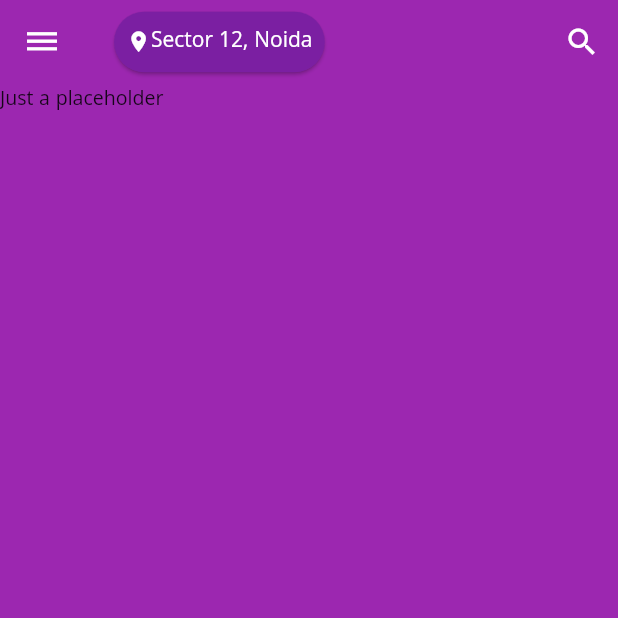
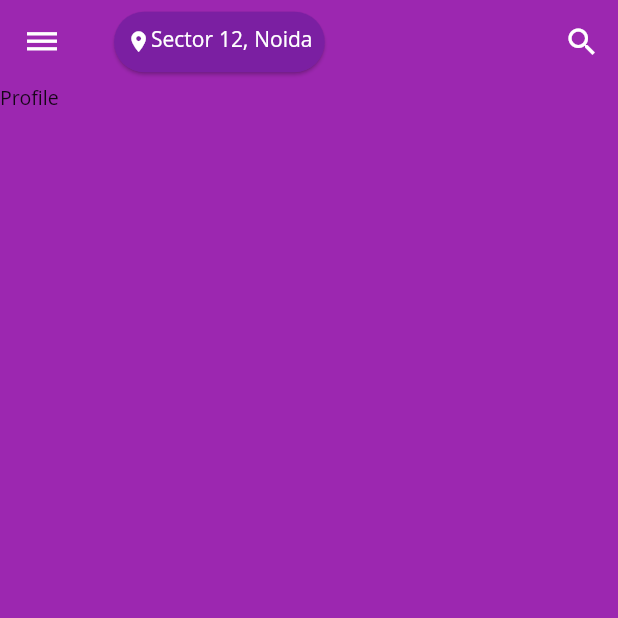
Before and after one commit to cagladogancay/flutter_food_delivery_ui, a Flutter app: the screen it shows after launch, tab 2 chosen, on a phone screen of 412 x 824 dp, the top half of it. Run offline on Flutter 3.47's test engine with Material 2 defaults, Android fonts, the phone set to English and light mode, and no system bars.

Commit message:
Project is revised and updated.

```diff
--- a/lib/core/init/constants/string_constants.dart
+++ b/lib/core/init/constants/string_constants.dart
@@ -1,4 +1,11 @@
 class StringConstants {
-  // TODO: ALL STATIC TEXT Write here.
   final foodHomeTitleText = "Sector 12, Noida";
+  final bottomNavItem1 = "Home";
+  final bottomNavItem2 = "Profile";
+  final subListText1 = "Delivery Time";
+  final subListText2 = '30-40 min';
+  final subListText3 = "Rating";
+  final ratingExpandedText1 = '4.3';
+  final ratingExpandedText2 = '(500+)';
+  final priceSign = '₹₹';
 }
--- a/lib/core/init/themes/theme.dart
+++ b/lib/core/init/themes/theme.dart
@@ -68,55 +68,55 @@ final ThemeData myTheme = ThemeData(
     ),
   ),
   textTheme: TextTheme(
-    headline1: TextStyle(
+    title: TextStyle(
       color: Color(0x8a000000),
       fontSize: 50,
       fontWeight: FontWeight.w400,
       fontStyle: FontStyle.normal,
     ),
-    headline2: TextStyle(
+    headline: TextStyle(
       color: Color(0x8a000000),
       fontSize: 40,
       fontWeight: FontWeight.w400,
       fontStyle: FontStyle.normal,
     ),
-    headline3: TextStyle(
+    display1: TextStyle(
       color: Color(0x8a000000),
       fontSize: 30,
       fontWeight: FontWeight.w400,
       fontStyle: FontStyle.normal,
     ),
-    headline4: TextStyle(
+    display2: TextStyle(
       color: Color(0x8a000000),
       fontSize: 20,
       fontWeight: FontWeight.w400,
       fontStyle: FontStyle.normal,
     ),
-    headline5: TextStyle(
+    display3: TextStyle(
       color: Color(0xdd000000),
       fontSize: 15,
       fontWeight: FontWeight.w400,
       fontStyle: FontStyle.normal,
     ),
-    headline6: TextStyle(
+    display4: TextStyle(
       color: Color(0xdd000000),
       fontSize: 12,
       fontWeight: FontWeight.w400,
       fontStyle: FontStyle.normal,
     ),
-    subtitle1: TextStyle(
+    subhead: TextStyle(
       color: Color(0xdd000000),
       fontSize: null,
       fontWeight: FontWeight.w400,
       fontStyle: FontStyle.normal,
     ),
-    bodyText1: TextStyle(
+    body1: TextStyle(
       color: Color(0xdd000000),
       fontSize: null,
       fontWeight: FontWeight.w400,
       fontStyle: FontStyle.normal,
     ),
-    bodyText2: TextStyle(
+    body2: TextStyle(
       color: Color(0xdd000000),
       fontSize: null,
       fontWeight: FontWeight.w400,
@@ -134,7 +134,7 @@ final ThemeData myTheme = ThemeData(
       fontWeight: FontWeight.w400,
       fontStyle: FontStyle.normal,
     ),
-    subtitle2: TextStyle(
+    subtitle: TextStyle(
       color: Color(0xff000000),
       fontSize: null,
       fontWeight: FontWeight.w400,
@@ -148,55 +148,55 @@ final ThemeData myTheme = ThemeData(
     ),
   ),
   primaryTextTheme: TextTheme(
-    headline1: TextStyle(
+    title: TextStyle(
       color: Color(0xb3ffffff),
       fontSize: 50,
       fontWeight: FontWeight.w400,
       fontStyle: FontStyle.normal,
     ),
-    headline2: TextStyle(
+    headline: TextStyle(
       color: Color(0xb3ffffff),
       fontSize: 40,
       fontWeight: FontWeight.w400,
       fontStyle: FontStyle.normal,
     ),
-    headline3: TextStyle(
+    display1: TextStyle(
       color: Color(0xb3ffffff),
       fontSize: 30,
       fontWeight: FontWeight.w400,
       fontStyle: FontStyle.normal,
     ),
-    headline4: TextStyle(
+    display2: TextStyle(
       color: Color(0xb3ffffff),
       fontSize: 20,
       fontWeight: FontWeight.w400,
       fontStyle: FontStyle.normal,
     ),
-    headline5: TextStyle(
+    display3: TextStyle(
       color: Color(0xffffffff),
       fontSize: 15,
       fontWeight: FontWeight.w400,
       fontStyle: FontStyle.normal,
     ),
-    headline6: TextStyle(
+    display4: TextStyle(
       color: Color(0xffffffff),
       fontSize: 12,
       fontWeight: FontWeight.w400,
       fontStyle: FontStyle.normal,
     ),
-    subtitle1: TextStyle(
+    subhead: TextStyle(
       color: Color(0xffffffff),
       fontSize: null,
       fontWeight: FontWeight.w400,
       fontStyle: FontStyle.normal,
     ),
-    subtitle2: TextStyle(
+    subtitle: TextStyle(
       color: Color(0xffffffff),
       fontSize: null,
       fontWeight: FontWeight.w400,
       fontStyle: FontStyle.normal,
     ),
-    bodyText2: TextStyle(
+    body2: TextStyle(
       color: Color(0xffffffff),
       fontSize: null,
       fontWeight: FontWeight.w400,
--- a/lib/core/view/widgets/card/place_text_card.dart
+++ b/lib/core/view/widgets/card/place_text_card.dart
@@ -3,6 +3,7 @@ import 'package:flutter/material.dart';
 class PlaceTextCard extends StatelessWidget {
   final String text;
 
+  //constructor oluşturulmuş.Appbar title
   PlaceTextCard({Key key, @required this.text}) : super(key: key);
   @override
   Widget build(BuildContext context) {
@@ -26,6 +27,7 @@ class PlaceTextCard extends StatelessWidget {
     );
   }
 
+// appbar card içindeki icon
   Icon buildPlaceIcon(double size) {
     return Icon(
       Icons.location_on,
@@ -35,10 +37,8 @@ class PlaceTextCard extends StatelessWidget {
   }
 
   Text buildTextSectorTitle(ThemeData currentTheme) {
-    return Text(
-      this.text,
-      textAlign: TextAlign.center,
-      style: currentTheme.primaryTextTheme.headline5,
-    );
+    return Text(this.text,
+        textAlign: TextAlign.center,
+        style: currentTheme.primaryTextTheme.display3);
   }
 }
--- a/lib/core/view/widgets/card/tag_card.dart
+++ b/lib/core/view/widgets/card/tag_card.dart
@@ -7,7 +7,7 @@ class TagCard extends StatelessWidget {
   @override
   Widget build(BuildContext context) {
     return Container(
-      width: 40,
+      width: 54,
       height: 16,
       decoration: BoxDecoration(
         color: Colors.redAccent.withOpacity(0.2),
@@ -18,7 +18,7 @@ class TagCard extends StatelessWidget {
         textAlign: TextAlign.center,
         style: Theme.of(context)
             .textTheme
-            .headline6
+            .display4
             .copyWith(color: Theme.of(context).errorColor),
       ),
     );
--- a/lib/core/view/widgets/list_item/food_delivery_brain.dart
+++ b/lib/core/view/widgets/list_item/food_delivery_brain.dart
@@ -9,7 +9,9 @@ class FoodDeliveryWidget extends StatelessWidget {
   Widget build(BuildContext context) {
     return Column(
       children: <Widget>[
-        Container(
+        Padding(
+          padding: const EdgeInsets.all(8.0),
+          child: Container(
             height: 63,
             width: 63,
             decoration: BoxDecoration(
@@ -17,6 +19,7 @@ class FoodDeliveryWidget extends StatelessWidget {
               borderRadius: BorderRadius.circular(63),
               image: DecorationImage(
                   image: AssetImage(data.image), fit: BoxFit.cover),
+            ),
           ),
         ),
         Expanded(
--- a/lib/food/food_view_model.dart
+++ b/lib/food/food_view_model.dart
@@ -11,6 +11,5 @@ abstract class FoodViewModel extends State<Food> {
 
   void searchIconOnPressed() {}
   void menuIconOnPressed() {}
-  // TODO: Fab button use for action
   void fabButtonOnPressed() {}
 }
--- a/lib/food_detail/food_detail_view.dart
+++ b/lib/food_detail/food_detail_view.dart
@@ -2,10 +2,8 @@ import 'package:flutter/material.dart';
 import './food_detail_view_model.dart';
 
 class FoodDetailView extends FoodDetailViewModel {
-  // TODO
   @override
   Widget build(BuildContext context) {
-    // Replace this with your build function
-    return Text('Just a placeholder');
+    return Text('Card ');
   }
 }
--- a/lib/profile/profile_view.dart
+++ b/lib/profile/profile_view.dart
@@ -2,10 +2,8 @@ import 'package:flutter/material.dart';
 import './profile_view_model.dart';
 
 class ProfileView extends ProfileViewModel {
-  // TODO
   @override
   Widget build(BuildContext context) {
-    // Replace this with your build function
-    return Text('Just a placeholder');
+    return Text('Profile');
   }
 }
--- a/lib/profile/profile_view_model.dart
+++ b/lib/profile/profile_view_model.dart
@@ -1,6 +1,4 @@
 import 'package:flutter/material.dart';
 import './profile.dart';
 
-abstract class ProfileViewModel extends State<Profile> {
-  // Add your state and logic here
-}
+abstract class ProfileViewModel extends State<Profile> {}
```
Also changed, not shown: lib/core/view/widgets/card/food_card.dart (+18 -12 lines), lib/food/food_view.dart (+8 -4 lines), lib/food_body/food_body_view.dart (+4 -4 lines), lib/food_body/food_body_view_model.dart (+20 -13 lines), pubspec.lock, 6 other files. Lines whose indentation alone changed are shown as unchanged.
